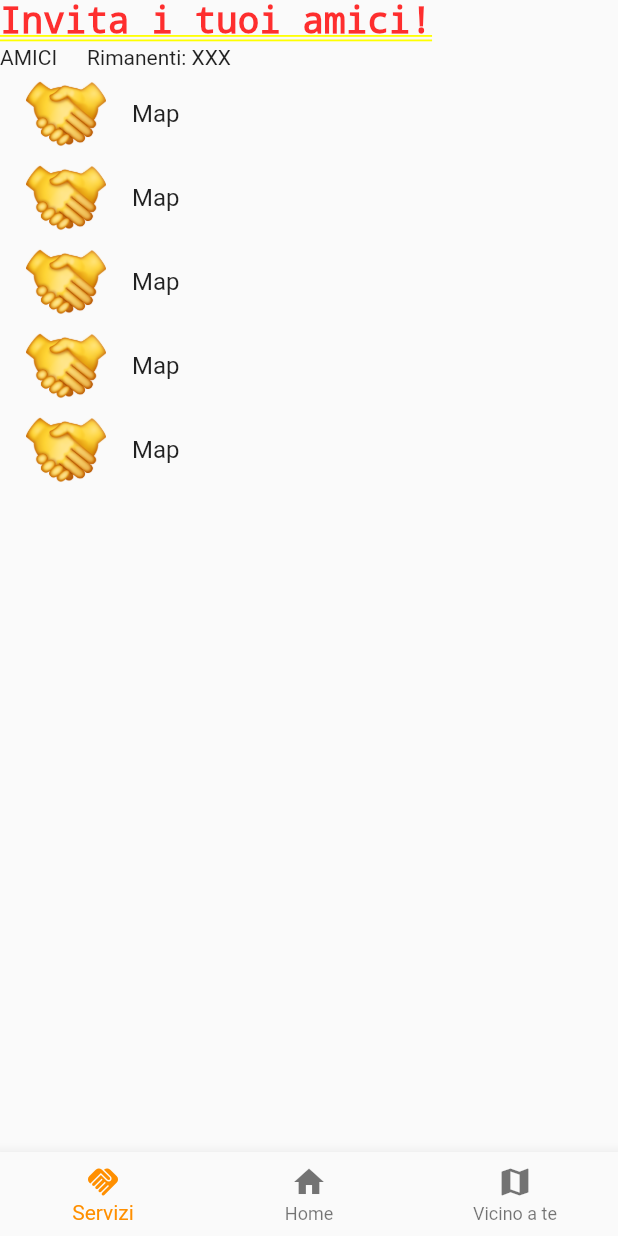
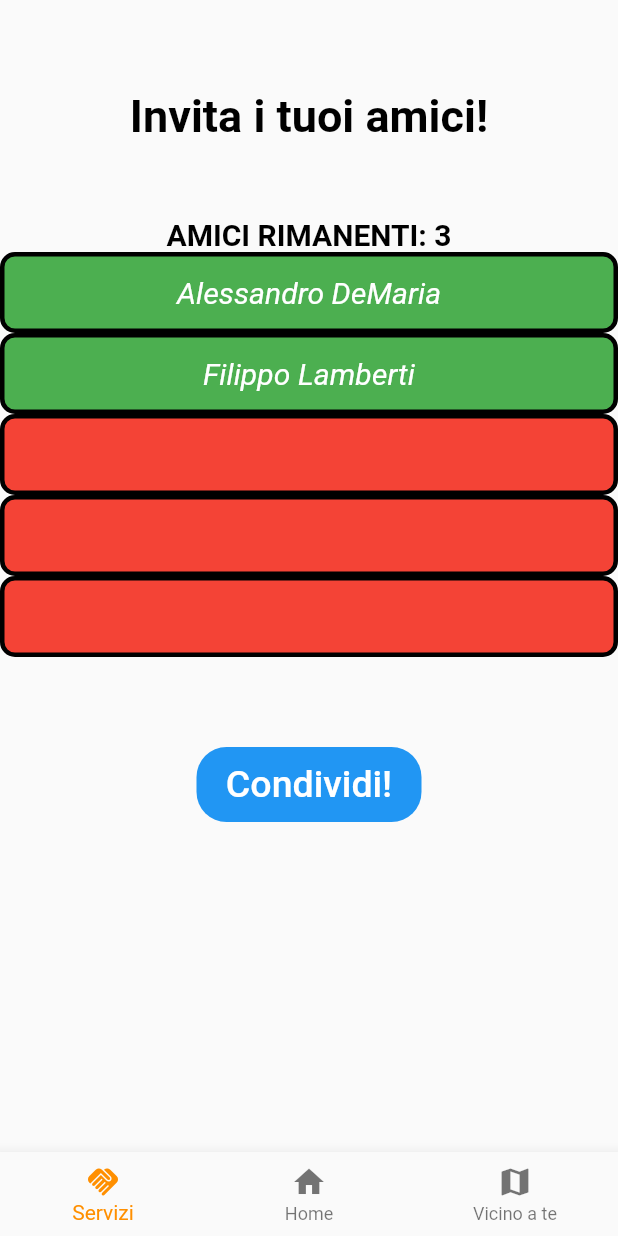
Before and after one commit to lory9894University/MyTimeTrade, a Flutter app: the InvitaAmici screen opened by its route, on a phone screen of 412 x 824 dp. Run offline on Flutter 3.47's test engine with Material 2 defaults, Android fonts, the phone set to English and light mode, and no system bars; our stand-ins replace firebase_auth, firebase_core, firebase_database, google_sign_in, slider_button; missing offline and left inert: cloud_firestore_web, firebase_auth_web, firebase_core_web, firebase_database_web, flutter_facebook_auth_web, google_sign_in_web and 1 more; accounts and stored records are empty.

Commit message:
UI dell'invito amici migliorato (da inserire effettiva funzionalità di condivisione ad amici e impostare come funzioni questa condivisione)

```diff
--- a/lib/screens/invita_amici.dart
+++ b/lib/screens/invita_amici.dart
@@ -12,57 +12,95 @@ class _InvitaAmiciState extends State<InvitaAmici> {
     return Scaffold(
       body: Column(
         children: <Widget>[
+          Padding(padding: EdgeInsets.only(top: 60)),
+          Container(
+            child:
             Row(
-            children: <Widget>[
-              Text("Invita i tuoi amici!",
-                style: DefaultTextStyle.of(context).style.apply(fontSizeFactor: 0.5),
+              mainAxisAlignment: MainAxisAlignment.center,
+              children: const [
+                DefaultTextStyle(
+                  style: TextStyle(
+                    fontSize: 30.0,
+                    color: Colors.black,
+                    fontWeight: FontWeight.bold,
+                  ),
+                  child: Text("Invita i tuoi amici!"),
                 ),
               ],
             ),
+          ),
+          Padding(padding: EdgeInsets.only(top: 50)),
+          Container(
+            child:
             Row(
+              mainAxisAlignment: MainAxisAlignment.spaceEvenly,
               children: <Widget>[
-              Column(
-                children: <Widget>[
-                  Text("AMICI"),
-                ],
+                DefaultTextStyle(
+                  style: TextStyle(
+                    fontSize: 20.0,
+                    color: Colors.black,
+                    fontWeight: FontWeight.bold,
                   ),
-              VerticalDivider( //todo: capire il funzionamento
-                width: 20,
-                thickness: 1,
-                indent: 20,
-                endIndent: 0,
-                color: Colors.black,
-              ),
-              Column(
-                children: <Widget>[
-                  Text("Rimanenti: XXX"),
-                ],
+                  child: Text("AMICI RIMANENTI: 3"),
                 ),
               ],
             ),
-          Flexible(
+          ),
+          Container(
+            child: Flexible(
               child: ListView(
                 shrinkWrap: true,
                 children: <Widget>[
                   ListTile(
-                  leading: Image.asset('assets/img/handshake.png'),
-                  title: Text('Map'),
+                    tileColor: Colors.green,
+                    dense: true,
+                    shape: RoundedRectangleBorder(side: BorderSide(color: Colors.black, width: 3), borderRadius: BorderRadius.circular(10)),
+                    title: Center(child: DefaultTextStyle(style: TextStyle(fontStyle: FontStyle.italic, color: Colors.white, fontSize: 20), child: Text('Alessandro DeMaria'))),
                   ),
                   ListTile(
-                  leading: Image.asset('assets/img/handshake.png'),
-                  title: Text('Map'),
+                    tileColor: Colors.green,
+                    dense: true,
+                    shape: RoundedRectangleBorder(side: BorderSide(color: Colors.black, width: 3), borderRadius: BorderRadius.circular(10)),
+                    title: Center(child: DefaultTextStyle(style: TextStyle(fontStyle: FontStyle.italic, color: Colors.white, fontSize: 20), child: Text('Filippo Lamberti'))),
                   ),
                   ListTile(
-                  leading: Image.asset('assets/img/handshake.png'),
-                  title: Text('Map'),
+                    tileColor: Colors.red,
+                    dense: true,
+                    shape: RoundedRectangleBorder(side: BorderSide(color: Colors.black, width: 3), borderRadius: BorderRadius.circular(10)),
+                    title: Center(child: DefaultTextStyle(style: TextStyle(fontStyle: FontStyle.italic, color: Colors.white, fontSize: 20), child: Text(''))),
                   ),
                   ListTile(
-                  leading: Image.asset('assets/img/handshake.png'),
-                  title: Text('Map'),
+                    tileColor: Colors.red,
+                    dense: true,
+                    shape: RoundedRectangleBorder(side: BorderSide(color: Colors.black, width: 3), borderRadius: BorderRadius.circular(10)),
+                    title: Center(child: DefaultTextStyle(style: TextStyle(fontStyle: FontStyle.italic, color: Colors.white, fontSize: 20), child: Text(''))),
                   ),
                   ListTile(
-                  leading: Image.asset('assets/img/handshake.png'),
-                  title: Text('Map'),
+                    tileColor: Colors.red,
+                    dense: true,
+                    shape: RoundedRectangleBorder(side: BorderSide(color: Colors.black, width: 3), borderRadius: BorderRadius.circular(10)),
+                    title: Center(child: DefaultTextStyle(style: TextStyle(fontStyle: FontStyle.italic, color: Colors.white, fontSize: 20), child: Text(''))),
+                  ),
+                ],
+              ),
+            ),
+          ),
+          Padding(padding: EdgeInsets.only(top: 60)),
+          Container(
+            child: Row(
+              mainAxisAlignment: MainAxisAlignment.center,
+              children: <Widget>[
+                Container(
+                  height: 50,
+                  width: 150,
+                  decoration: BoxDecoration(
+                      color: Colors.blue, borderRadius: BorderRadius.circular(20)),
+                  child: TextButton(
+                    onPressed: () async {
+                        Navigator.pushReplacementNamed(context, '/');
+                    },
+                    child: const Text('Condividi!', style: TextStyle(color: Colors.white, fontSize: 25)),
+                  ),
                 ),
               ],
             ),
```
Lines whose indentation alone changed are shown as unchanged.
